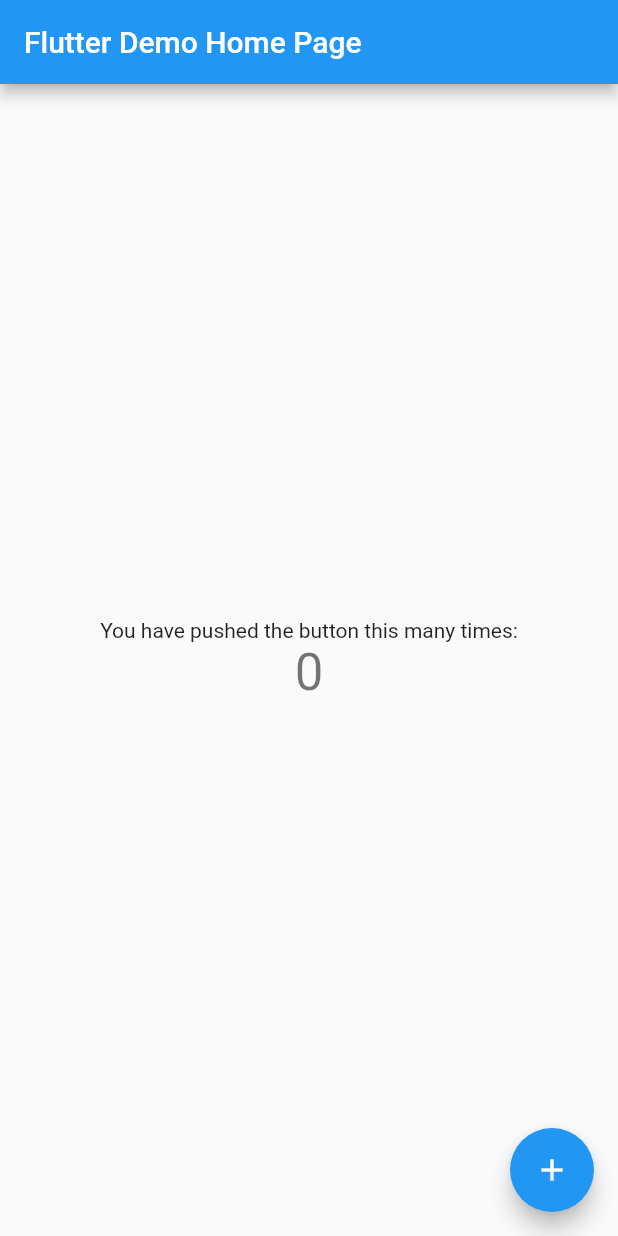
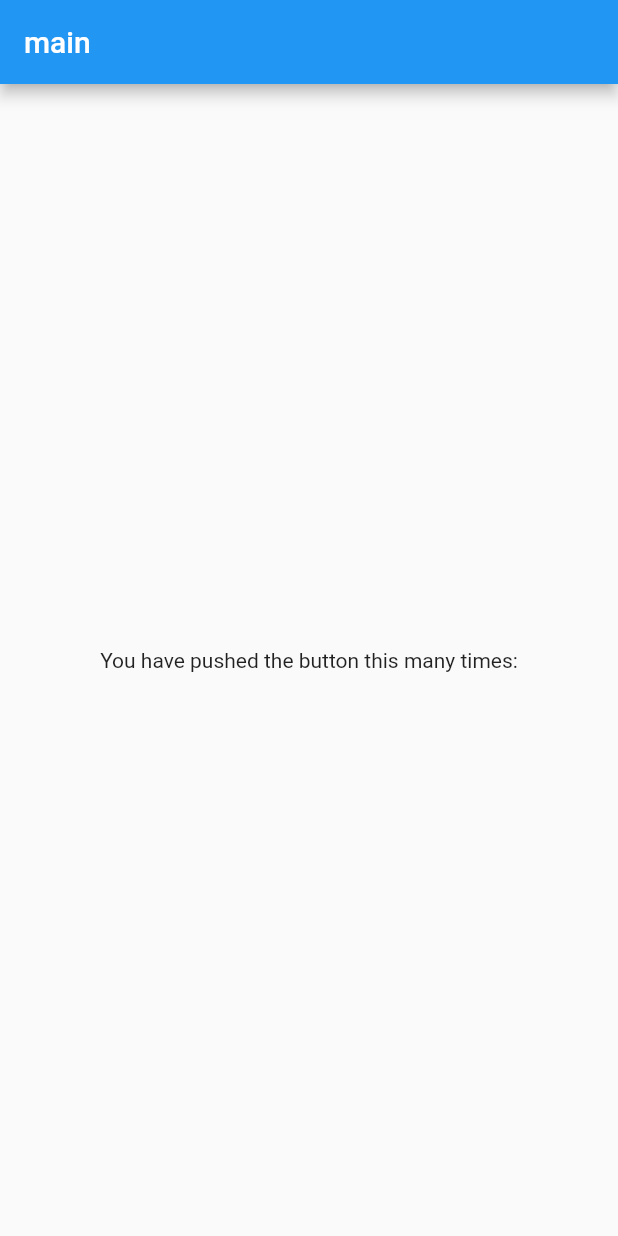
Before and after one commit to comictribes/cicl-flutter, a Flutter app: the screen it shows after launch, on a phone screen of 412 x 824 dp. Run offline on Flutter 3.47's test engine with Material 2 defaults, Android fonts, the phone set to English and light mode, and no system bars.

Commit message:
directory add

```diff
--- /dev/null
+++ b/lib/AppView/mainscreen.dart
@@ -0,0 +1,27 @@
+import 'package:flutter/material.dart';
+
+class Mainscreen extends StatelessWidget {
+  // This widget is the root of your application.
+  BuildContext context;
+
+  Mainscreen(this.context);
+
+  @override
+  Widget build(BuildContext context) {
+    return Scaffold(
+      appBar: AppBar(
+        title: Text('main'),
+      ),
+      body: Center(
+        child: Column(
+          mainAxisAlignment: MainAxisAlignment.center,
+          children: <Widget>[
+            Text(
+              'You have pushed the button this many times:',
+            ),
+          ],
+        ),
+      ),
+    );
+  }
+}
--- a/lib/main.dart
+++ b/lib/main.dart
@@ -1,117 +1,21 @@
+import 'package:cicl/AppView/mainscreen.dart';
 import 'package:flutter/material.dart';
 
 void main() {
-  runApp(MyApp());
+  runApp(Cicl());
 }
 
-class MyApp extends StatelessWidget {
+class Cicl extends StatelessWidget {
   // This widget is the root of your application.
   @override
   Widget build(BuildContext context) {
     return MaterialApp(
       title: 'Flutter Demo',
       theme: ThemeData(
-        // This is the theme of your application.
-        //
-        // Try running your application with "flutter run". You'll see the
-        // application has a blue toolbar. Then, without quitting the app, try
-        // changing the primarySwatch below to Colors.green and then invoke
-        // "hot reload" (press "r" in the console where you ran "flutter run",
-        // or simply save your changes to "hot reload" in a Flutter IDE).
-        // Notice that the counter didn't reset back to zero; the application
-        // is not restarted.
         primarySwatch: Colors.blue,
-        // This makes the visual density adapt to the platform that you run
-        // the app on. For desktop platforms, the controls will be smaller and
-        // closer together (more dense) than on mobile platforms.
         visualDensity: VisualDensity.adaptivePlatformDensity,
       ),
-      home: MyHomePage(title: 'Flutter Demo Home Page'),
+      home: Mainscreen(context),
     );
   }
 }
-
-class MyHomePage extends StatefulWidget {
-  MyHomePage({Key key, this.title}) : super(key: key);
-
-  // This widget is the home page of your application. It is stateful, meaning
-  // that it has a State object (defined below) that contains fields that affect
-  // how it looks.
-
-  // This class is the configuration for the state. It holds the values (in this
-  // case the title) provided by the parent (in this case the App widget) and
-  // used by the build method of the State. Fields in a Widget subclass are
-  // always marked "final".
-
-  final String title;
-
-  @override
-  _MyHomePageState createState() => _MyHomePageState();
-}
-
-class _MyHomePageState extends State<MyHomePage> {
-  int _counter = 0;
-
-  void _incrementCounter() {
-    setState(() {
-      // This call to setState tells the Flutter framework that something has
-      // changed in this State, which causes it to rerun the build method below
-      // so that the display can reflect the updated values. If we changed
-      // _counter without calling setState(), then the build method would not be
-      // called again, and so nothing would appear to happen.
-      _counter++;
-    });
-  }
-
-  @override
-  Widget build(BuildContext context) {
-    // This method is rerun every time setState is called, for instance as done
-    // by the _incrementCounter method above.
-    //
-    // The Flutter framework has been optimized to make rerunning build methods
-    // fast, so that you can just rebuild anything that needs updating rather
-    // than having to individually change instances of widgets.
-    return Scaffold(
-      appBar: AppBar(
-        // Here we take the value from the MyHomePage object that was created by
-        // the App.build method, and use it to set our appbar title.
-        title: Text(widget.title),
-      ),
-      body: Center(
-        // Center is a layout widget. It takes a single child and positions it
-        // in the middle of the parent.
-        child: Column(
-          // Column is also a layout widget. It takes a list of children and
-          // arranges them vertically. By default, it sizes itself to fit its
-          // children horizontally, and tries to be as tall as its parent.
-          //
-          // Invoke "debug painting" (press "p" in the console, choose the
-          // "Toggle Debug Paint" action from the Flutter Inspector in Android
-          // Studio, or the "Toggle Debug Paint" command in Visual Studio Code)
-          // to see the wireframe for each widget.
-          //
-          // Column has various properties to control how it sizes itself and
-          // how it positions its children. Here we use mainAxisAlignment to
-          // center the children vertically; the main axis here is the vertical
-          // axis because Columns are vertical (the cross axis would be
-          // horizontal).
-          mainAxisAlignment: MainAxisAlignment.center,
-          children: <Widget>[
-            Text(
-              'You have pushed the button this many times:',
-            ),
-            Text(
-              '$_counter',
-              style: Theme.of(context).textTheme.headline4,
-            ),
-          ],
-        ),
-      ),
-      floatingActionButton: FloatingActionButton(
-        onPressed: _incrementCounter,
-        tooltip: 'Increment',
-        child: Icon(Icons.add),
-      ), // This trailing comma makes auto-formatting nicer for build methods.
-    );
-  }
-}
```
Also changed, not shown: lib/AppView/install.dart (added, +13 -0 lines), 1 other file.
